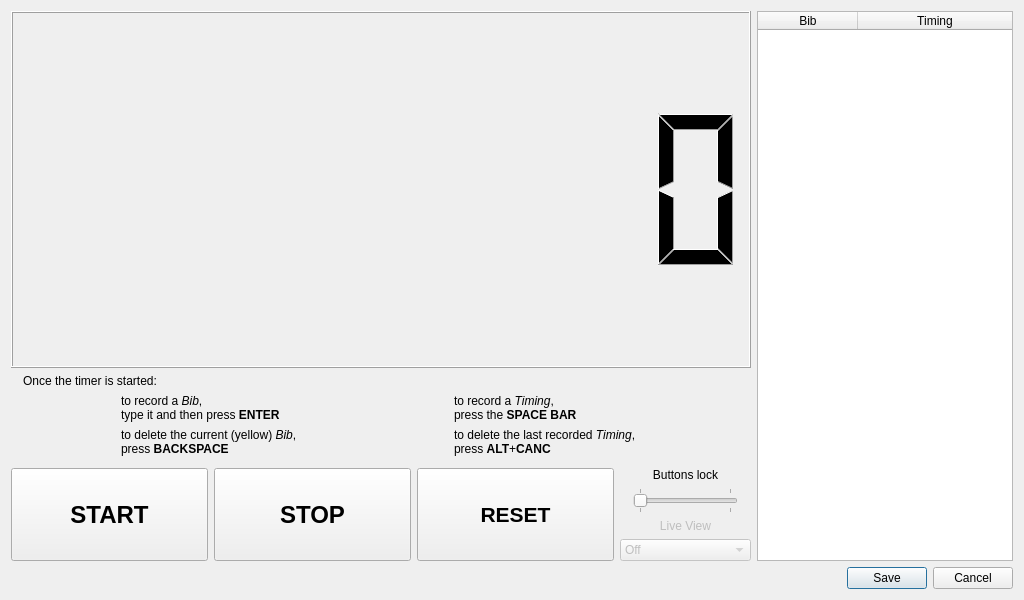
Qt form chronoracetimings.ui (flinco/LBChronoRace) before a commit.
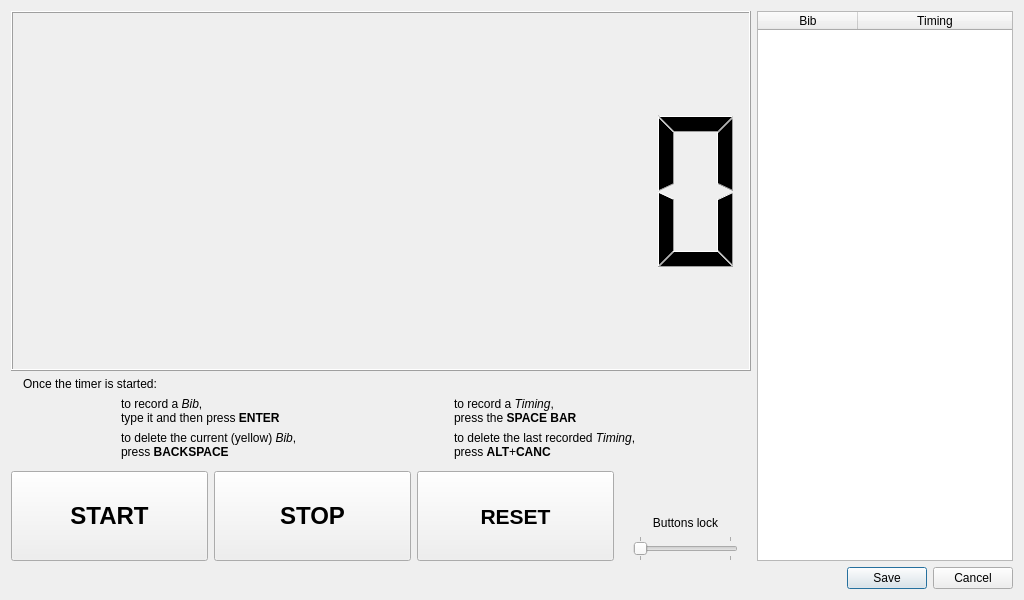
The same form after that commit. Icons and pictures are not drawn.

Commit message: Keep Live View open when exiting the chronometer

What changed in the file:
```diff
--- a/chronoracetimings.ui
+++ b/chronoracetimings.ui
@@ -312,7 +312,7 @@
               <string>Buttons lock</string>
              </property>
              <property name="alignment">
-              <set>Qt::AlignmentFlag::AlignCenter</set>
+              <set>Qt::AlignmentFlag::AlignBottom|Qt::AlignmentFlag::AlignHCenter</set>
              </property>
             </widget>
            </item>
@@ -335,37 +335,6 @@
              </property>
             </widget>
            </item>
-           <item row="2" column="0" colspan="3">
-            <widget class="QLabel" name="liveViewLabel">
-             <property name="enabled">
-              <bool>false</bool>
-             </property>
-             <property name="toolTip">
-              <string>Select a screen for the Live View</string>
-             </property>
-             <property name="text">
-              <string>Live View</string>
-             </property>
-             <property name="alignment">
-              <set>Qt::AlignmentFlag::AlignCenter</set>
-             </property>
-            </widget>
-           </item>
-           <item row="3" column="0" colspan="3">
-            <widget class="QComboBox" name="liveViewSelector">
-             <property name="enabled">
-              <bool>false</bool>
-             </property>
-             <property name="toolTip">
-              <string>Select a screen for the Live View</string>
-             </property>
-             <item>
-              <property name="text">
-               <string>Off</string>
-              </property>
-             </item>
-            </widget>
-           </item>
           </layout>
          </item>
         </layout>
```
The commit also changes 9 other files.
